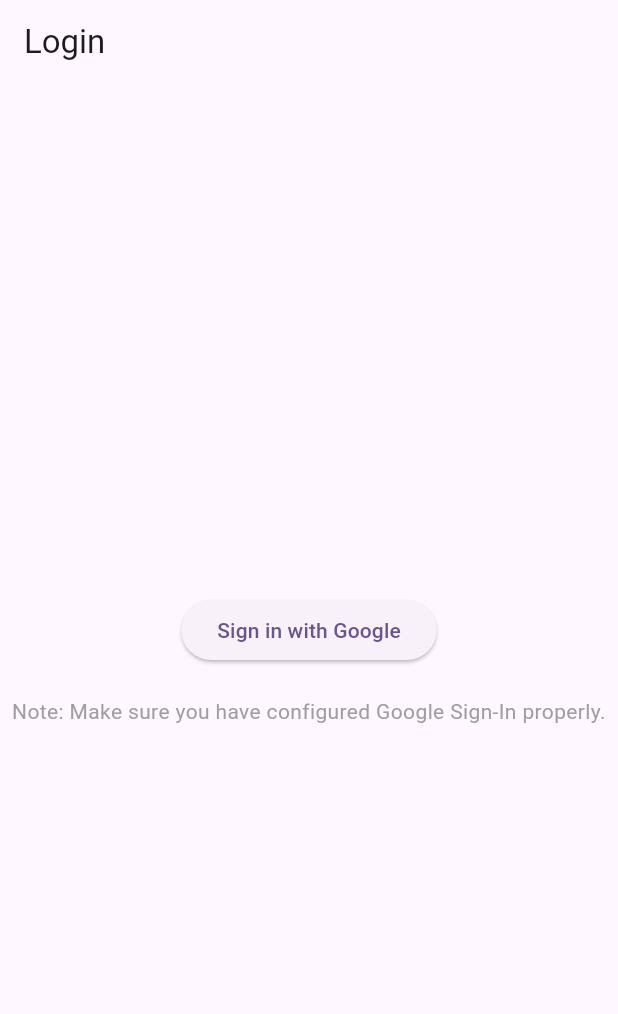
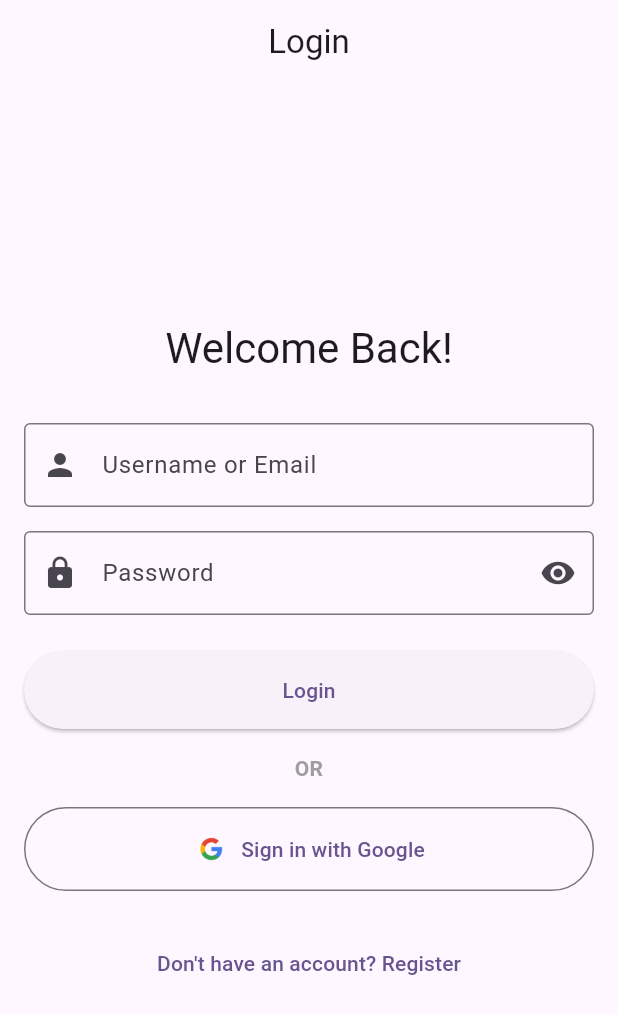
Before and after one commit to NISHANTTMAURYA/SplitKar, a Flutter app: the screen it shows after launch, on a phone screen of 412 x 824 dp. Shown: the top 1014 px of the screen. Run offline on Flutter 3.47's test engine with Material 3 defaults, Android fonts, the phone set to English and light mode, and no system bars; our stand-ins replace flutter_secure_storage, google_fonts, google_sign_in.

Commit message:
manual login

```diff
--- a/skapp/lib/pages/login_page.dart
+++ b/skapp/lib/pages/login_page.dart
@@ -1,53 +1,193 @@
 import 'package:flutter/material.dart';
 import 'package:skapp/services/auth_service.dart';
 import 'package:skapp/pages/main_page.dart';
+import 'package:skapp/pages/register_page.dart';
 
-class LoginPage extends StatelessWidget {
-  final AuthService _authService = AuthService();
+class LoginPage extends StatefulWidget {
+  @override
+  _LoginPageState createState() => _LoginPageState();
+}
+
+class _LoginPageState extends State<LoginPage> {
+  final _formKey = GlobalKey<FormState>();
+  final _authService = AuthService();
+  final _usernameController = TextEditingController();
+  final _passwordController = TextEditingController();
+  bool _isLoading = false;
+  bool _obscurePassword = true;
+
+  @override
+  void dispose() {
+    _usernameController.dispose();
+    _passwordController.dispose();
+    super.dispose();
+  }
+
+  Future<void> _handleLogin() async {
+    if (!_formKey.currentState!.validate()) return;
+
+    setState(() => _isLoading = true);
+
+    try {
+      final result = await _authService.loginWithEmailOrUsername(
+        _usernameController.text.trim(),
+        _passwordController.text,
+      );
+
+      if (result != null && mounted) {
+        Navigator.pushReplacement(
+          context,
+          MaterialPageRoute(builder: (context) => MainPage()),
+        );
+      }
+    } catch (e) {
+      if (mounted) {
+        ScaffoldMessenger.of(context).showSnackBar(
+          SnackBar(
+            content: Text(e.toString()),
+            backgroundColor: Colors.red,
+          ),
+        );
+      }
+    } finally {
+      if (mounted) {
+        setState(() => _isLoading = false);
+      }
+    }
+  }
+
+  Future<void> _handleGoogleSignIn() async {
+    setState(() => _isLoading = true);
+
+    try {
+      final result = await _authService.signInWithGoogle();
+      if (result != null && mounted) {
+        Navigator.pushReplacement(
+          context,
+          MaterialPageRoute(builder: (context) => MainPage()),
+        );
+      }
+    } catch (e) {
+      if (mounted) {
+        ScaffoldMessenger.of(context).showSnackBar(
+          SnackBar(
+            content: Text(e.toString()),
+            backgroundColor: Colors.red,
+          ),
+        );
+      }
+    } finally {
+      if (mounted) {
+        setState(() => _isLoading = false);
+      }
+    }
+  }
 
   @override
   Widget build(BuildContext context) {
     return Scaffold(
-      appBar: AppBar(title: Text('Login')),
+      appBar: AppBar(
+        title: Text('Login'),
+        centerTitle: true,
+      ),
       body: Center(
-        child: Column(
-          mainAxisAlignment: MainAxisAlignment.center,
-          children: [
-            ElevatedButton(
-              onPressed: () async {
-                try {
-                  final result = await _authService.signInWithGoogle();
-                  if (result != null) {
-                    Navigator.pushReplacement(
+        child: SingleChildScrollView(
+          padding: EdgeInsets.all(16.0),
+          child: Form(
+            key: _formKey,
+            child: Column(
+              mainAxisAlignment: MainAxisAlignment.center,
+              crossAxisAlignment: CrossAxisAlignment.stretch,
+              children: [
+                Text(
+                  'Welcome Back!',
+                  style: Theme.of(context).textTheme.headlineMedium,
+                  textAlign: TextAlign.center,
+                ),
+                SizedBox(height: 32),
+                TextFormField(
+                  controller: _usernameController,
+                  decoration: InputDecoration(
+                    labelText: 'Username or Email',
+                    border: OutlineInputBorder(),
+                    prefixIcon: Icon(Icons.person),
+                  ),
+                  keyboardType: TextInputType.emailAddress,
+                  validator: (value) {
+                    if (value == null || value.isEmpty) {
+                      return 'Please enter your username or email';
+                    }
+                    return null;
+                  },
+                ),
+                SizedBox(height: 16),
+                TextFormField(
+                  controller: _passwordController,
+                  decoration: InputDecoration(
+                    labelText: 'Password',
+                    border: OutlineInputBorder(),
+                    prefixIcon: Icon(Icons.lock),
+                    suffixIcon: IconButton(
+                      icon: Icon(
+                        _obscurePassword ? Icons.visibility : Icons.visibility_off,
+                      ),
+                      onPressed: () {
+                        setState(() => _obscurePassword = !_obscurePassword);
+                      },
+                    ),
+                  ),
+                  obscureText: _obscurePassword,
+                  validator: (value) {
+                    if (value == null || value.isEmpty) {
+                      return 'Please enter your password';
+                    }
+                    return null;
+                  },
+                ),
+                SizedBox(height: 24),
+                ElevatedButton(
+                  onPressed: _isLoading ? null : _handleLogin,
+                  style: ElevatedButton.styleFrom(
+                    padding: EdgeInsets.symmetric(vertical: 16),
+                  ),
+                  child: _isLoading
+                      ? CircularProgressIndicator()
+                      : Text('Login'),
+                ),
+                SizedBox(height: 16),
+                Text(
+                  'OR',
+                  textAlign: TextAlign.center,
+                  style: TextStyle(
+                    color: Colors.grey,
+                    fontWeight: FontWeight.bold,
+                  ),
+                ),
+                SizedBox(height: 16),
+                OutlinedButton.icon(
+                  onPressed: _isLoading ? null : _handleGoogleSignIn,
+                  icon: Image.asset(
+                    'assets/images/google_logo.png',
+                    height: 24,
+                  ),
+                  label: Text('Sign in with Google'),
+                  style: OutlinedButton.styleFrom(
+                    padding: EdgeInsets.symmetric(vertical: 16),
+                  ),
+                ),
+                SizedBox(height: 24),
+                TextButton(
+                  onPressed: () {
+                    Navigator.push(
                       context,
-                      MaterialPageRoute(builder: (context) => MainPage()),
+                      MaterialPageRoute(builder: (context) => RegisterPage()),
                     );
-                  } else {
-                    ScaffoldMessenger.of(context).showSnackBar(
-                      SnackBar(
-                        content: Text('Login failed. Please try again.'),
-                        backgroundColor: Colors.red,
-                      ),
-                    );
-                  }
-                } catch (e) {
-                  ScaffoldMessenger.of(context).showSnackBar(
-                    SnackBar(
-                      content: Text('An error occurred: ${e.toString()}'),
-                      backgroundColor: Colors.red,
-                    ),
-                  );
-                }
-              },
-              child: Text('Sign in with Google'),
+                  },
+                  child: Text('Don\'t have an account? Register'),
+                ),
+              ],
             ),
-            SizedBox(height: 20),
-            Text(
-              'Note: Make sure you have configured Google Sign-In properly.',
-              style: TextStyle(color: Colors.grey),
-              textAlign: TextAlign.center,
-            ),
-          ],
+          ),
         ),
       ),
     );
--- a/skapp/pubspec.yaml
+++ b/skapp/pubspec.yaml
@@ -68,6 +68,8 @@ flutter:
     - assets/images/wallet.png
     - assets/images/logo.png
     - assets/images/freinds_scroll.jpg
+    - assets/images/google_logo.png
+
 
 
   # An image asset can refer to one or more resolution-specific "variants", see
```
Also changed, not shown: skapp/lib/pages/register_page.dart (added, +225 -0 lines), skapp/lib/services/auth_service.dart (+115 -8 lines), skapp/assets/images/google_logo.png (added), 4 other files.
